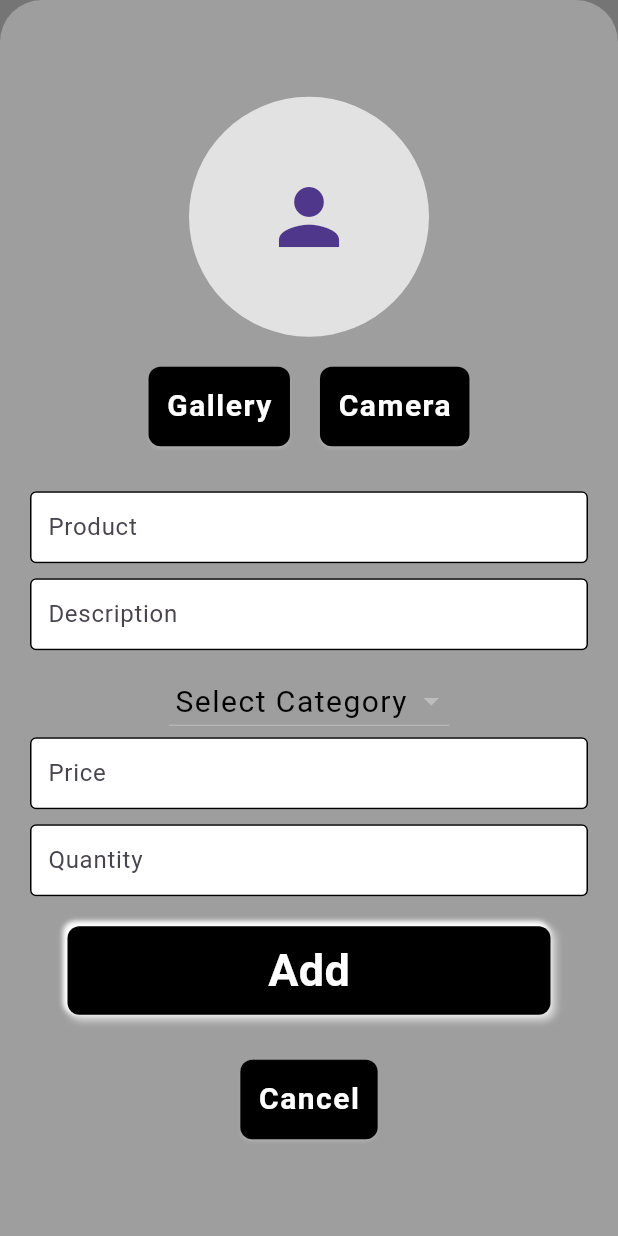
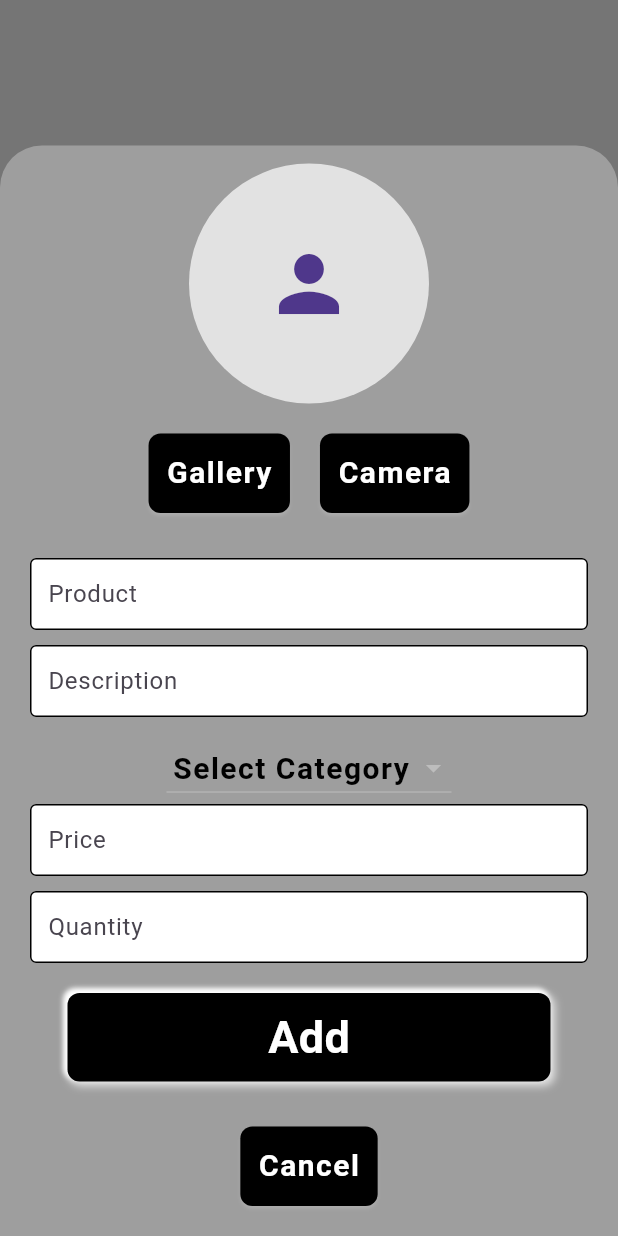
Before and after one commit to Munankarmi/baby_buy_flutter, a Flutter app: the ProductPage screen opened directly, after a tap on the "add" icon, on a phone screen of 412 x 824 dp. Run offline on Flutter 3.47's test engine with Material 3 defaults, Android fonts, the light colour scheme and no system bars; our stand-ins replace cloud_firestore, firebase_auth, firebase_core, firebase_storage, image_picker; accounts and stored records are empty.

Commit message:
this is kind of final stage of project as all needed required featrues works as much as expected, validation for empty textfields are added and simple adjustments in UI is done

```diff
--- a/lib/main.dart
+++ b/lib/main.dart
@@ -1,3 +1,4 @@
+import 'package:baby_buy/pages/home_page.dart';
 import 'package:baby_buy/pages/splash_screen.dart';
 import 'package:baby_buy/providers/category_provider.dart';
 import 'package:baby_buy/providers/home_page_provider.dart';
--- a/lib/pages/home_page.dart
+++ b/lib/pages/home_page.dart
@@ -34,16 +34,17 @@ class _HomePageState extends State<HomePage> {
           text: "Baby Buy",
           textWeight: true,
           textSize: 30,
-          textColor: Colors.white,
+          textColor: Colors.lightBlueAccent,
         ),
         centerTitle: true,
         backgroundColor: Colors.black,
         elevation: 2,
         shadowColor: Colors.white,
-        iconTheme: IconThemeData(color: Colors.white),
+        iconTheme: IconThemeData(color: Colors.lightBlueAccent),
       ),
       drawer: SafeArea(
         child: Drawer(
+        shadowColor: Colors.lightBlueAccent,
           backgroundColor: Colors.black87,
           child: Column(
             crossAxisAlignment: CrossAxisAlignment.start,
@@ -67,8 +68,7 @@ class _HomePageState extends State<HomePage> {
                             children: [
                               SizedBox(height: 12),
                               Row(
-                                mainAxisAlignment:
-                                    MainAxisAlignment.spaceBetween,
+                                mainAxisAlignment: MainAxisAlignment.spaceBetween,
                                 children: [
                                   ElevButtonStyle(
                                     buttonText: "Gallery",
@@ -127,7 +127,7 @@ class _HomePageState extends State<HomePage> {
                   ),
                 ),
               ),
-              Divider(thickness: 1, color: Colors.white),
+              Divider(thickness: 1, color: Colors.lightBlueAccent),
               SizedBox(height: 30),
 
               TextButton.icon(
@@ -165,7 +165,7 @@ class _HomePageState extends State<HomePage> {
                 icon: Icon(Icons.category, size: 50, color: Colors.white),
               ),
               SizedBox(height: 30),
-              Divider(thickness: 1, color: Colors.white),
+              Divider(thickness: 1, color: Colors.lightBlueAccent),
               SizedBox(height: 20),
               TextButton.icon(
                 onPressed: () {
@@ -204,7 +204,7 @@ class _HomePageState extends State<HomePage> {
                 ),
               ),
               SizedBox(height: 20),
-              Divider(thickness: 1, color: Colors.white),
+              Divider(thickness: 1, color: Colors.lightBlueAccent),
               SizedBox(height: 50),
               TextButton.icon(
                 onPressed: () {
--- a/lib/pages/inside_home_page.dart
+++ b/lib/pages/inside_home_page.dart
@@ -150,6 +150,7 @@ class _InsideHomePageState extends State<InsideHomePage> {
                                   showDialog(
                                     context: context,
                                     builder: (_) => AlertDialog(
+                                      backgroundColor: Colors.grey,
                                       title: StyleText(
                                         text: "Already purchased",
                                         textWeight: true,
--- a/lib/pages/product_page.dart
+++ b/lib/pages/product_page.dart
@@ -199,7 +199,8 @@ class _ProductPageState extends State<ProductPage> {
           );
         },
       ),
-      floatingActionButton: FloatingActionButton(
+      floatingActionButton: SingleChildScrollView(
+        child: FloatingActionButton(
           onPressed: () {
             showModalBottomSheet(
               context: context,
@@ -207,8 +208,8 @@ class _ProductPageState extends State<ProductPage> {
               backgroundColor: Colors.grey,
               builder: (context) {
                 return Padding(
-                padding: EdgeInsetsGeometry.all(20),
-                child: ProductFab(),
+                  padding: EdgeInsetsGeometry.only(left: 20, right: 20, top: 12, bottom: MediaQuery.of(context).viewInsets.bottom + 20),
+                  child: SingleChildScrollView(child: ProductFab()),
                 );
               },
             );
@@ -220,6 +221,7 @@ class _ProductPageState extends State<ProductPage> {
           ),
           child: Icon(Icons.add, color: Colors.lightBlueAccent,),
         ),
+      ),
     );
   }
 }
--- a/lib/utils/product_fab.dart
+++ b/lib/utils/product_fab.dart
@@ -44,7 +44,9 @@ class _ProductFabState extends State<ProductFab> {
   Widget build(BuildContext context) {
     final imageProvider = Provider.of<ProductProvider>(context);
     final image = imageProvider.imageFile;
-    return Column(
+    return SingleChildScrollView(
+      child: Column(
+        mainAxisSize: MainAxisSize.min,
         mainAxisAlignment: MainAxisAlignment.center,
         children: [
           CircleAvatar(
@@ -95,14 +97,21 @@ class _ProductFabState extends State<ProductFab> {
           Consumer<CategoryProvider>(
             builder: (context, data, child) {
               return DropdownButton(
-              hint: StyleText(text: "Select Category", textColor: Colors.black,),
+                borderRadius: BorderRadius.circular(12),
+
+                hint: StyleText(text: "Select Category", textColor: Colors.black, textWeight: true,),
                 value: selectedValue,
                 items: data.categoryListGetter.map<DropdownMenuItem<String>>((
                   item,
                 ) {
                   return DropdownMenuItem<String>(
                     value: item[1],
-                  child: StyleText(text: item[1], textWeight: true, textSpace: 0,textColor: Colors.black,),
+                    child: StyleText(
+                      text: item[1],
+                      textWeight: true,
+                      textSpace: 0,
+                      textColor: Colors.black,
+                    ),
                   );
                 }).toList(),
                 onChanged: (newValue) {
@@ -110,7 +119,8 @@ class _ProductFabState extends State<ProductFab> {
                     selectedValue = newValue!;
                   });
                 },
-              dropdownColor: Colors.white,
+                dropdownColor: Colors.grey,
+
               );
             },
           ),
@@ -132,6 +142,31 @@ class _ProductFabState extends State<ProductFab> {
           SignButtonStyle(
             text: "Add",
             onTap: () {
+              if (fabProductTextController.text.isEmpty ||
+                  fabProductDescpController.text.isEmpty ||
+                  fabProductPriceController.text.isEmpty ||
+                  fabProductQuantityController.text.isEmpty) {
+                showDialog(
+                  context: context,
+                  builder: (context) => AlertDialog(
+                    backgroundColor: Colors.grey,
+                    title: StyleText(
+                      text: "Error !!!",
+                      textSize: 40,
+                      textColor: Colors.red,
+                      textWeight: true,
+                    ),
+                    content: StyleText(text: "Please fillup required fields", textColor: Colors.black,),
+                    actions: [
+                      ElevButtonStyle(
+                        buttonText: " Okay ",
+                        buttonPressed: () => Navigator.pop(context),
+                      ),
+                    ],
+                  ),
+                );
+                return;
+              } else {
                 context.productProvider.addProduct(
                   image,
                   fabProductTextController.text,
@@ -148,6 +183,7 @@ class _ProductFabState extends State<ProductFab> {
                 fabProductPriceController.clear();
                 fabProductQuantityController.clear();
                 Navigator.pop(context);
+              }
             },
           ),
           SizedBox(height: 30),
@@ -159,6 +195,7 @@ class _ProductFabState extends State<ProductFab> {
             },
           ),
         ],
+      ),
     );
   }
 }
```
Also changed, not shown: lib/pages/category_page.dart (+28 -1 lines), lib/widgets/category_tile.dart (+32 -5 lines). Lines whose indentation alone changed are shown as unchanged.
